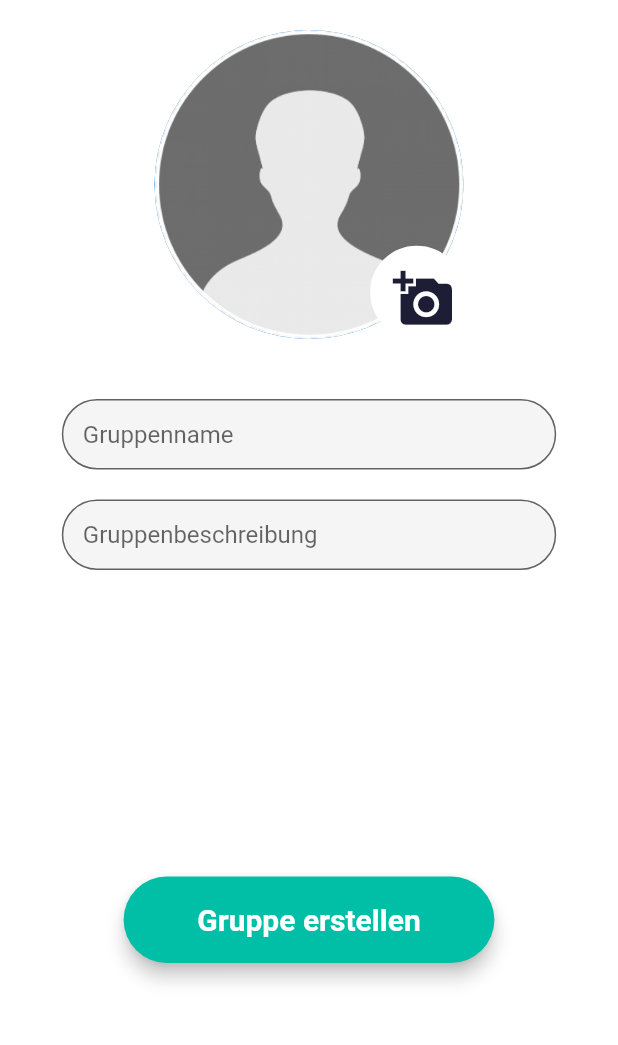
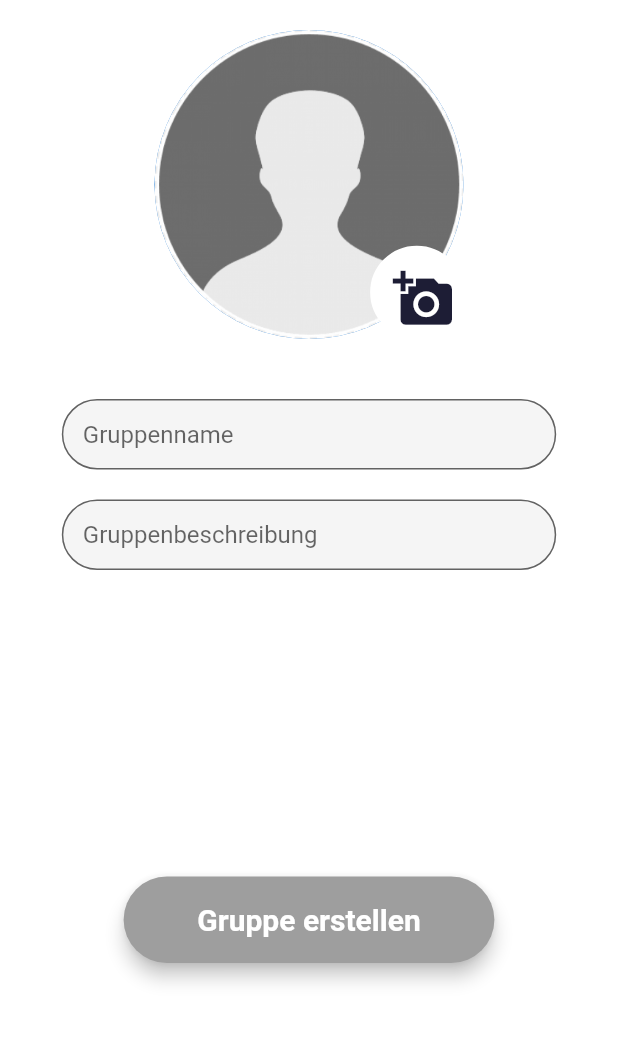
Before and after one commit to SirSimon04/you2me, a Flutter app: the CreateGroup2 screen opened directly with empty values, on a phone screen of 412 x 824 dp, the part 84-1129 px from its top. Run offline on Flutter 3.47's test engine with Material 2 defaults, Android fonts, the phone set to English and light mode, and no system bars; our stand-ins replace badges, bubble, cached_network_image, cloud_firestore, device_preview, firebase_auth and 17 more; missing offline and left inert: adaptive_action_sheet, clipboard, cupertino_list_tile, dart:ffi, platform_list_tile, time_ago_provider; accounts and stored records are empty.

Commit message:
Buttons in group only enabled if user did input something

```diff
--- a/lib/screens/chatting/chatlist/components/create_group/create_group_bottom_sheet_2.dart
+++ b/lib/screens/chatting/chatlist/components/create_group/create_group_bottom_sheet_2.dart
@@ -248,12 +248,16 @@ class _CreateGroup2State extends State<CreateGroup2> {
                   child: Material(
                     elevation: 5.0,
                     borderRadius: BorderRadius.circular(30.0),
-                    color: Theme.of(context).primaryColor,
+                    color: nameController.text.trim().length == 0
+                        ? Colors.grey
+                        : Theme.of(context).primaryColor,
                     child: MaterialButton(
-                      onPressed: () {
-                        Navigator.of(context).pop();
-                        Navigator.of(context).pop();
-                      },
+                      onPressed: nameController.text.trim().length == 0
+                          ? null
+                          : () {
+                              Navigator.of(context).pop();
+                              Navigator.of(context).pop();
+                            },
                       minWidth: MediaQuery.of(context).size.width * 0.6,
                       height: MediaQuery.of(context).size.height * 0.07,
                       child: Text(
```
Also changed, not shown: lib/screens/chatting/chatlist/components/create_group/create_group_bottom_sheet_1.dart (+13 -8 lines).
